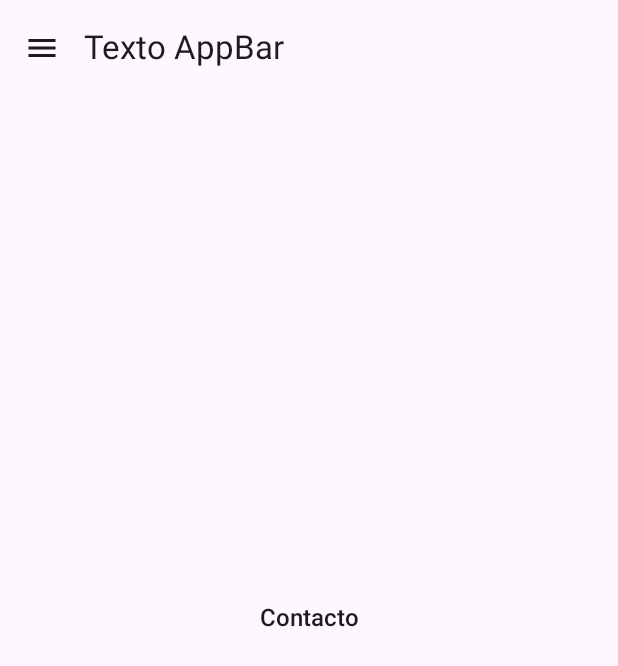
After one commit to AlejandroRomero94/AuJ-App, an Android app built with Jetpack Compose: the ContactoScreen screen opened through its navigation route, on a phone screen of 412 x 824 dp. The commit adds this screen. Shown: the top 666 px of the screen. Run offline under Robolectric (Android 15) with nearby library versions, the phone set to English and light mode, and no system bars.

Commit message:
Custom Drawer Navigation Code completed

```diff
--- /dev/null
+++ b/app/src/main/java/com/alejandro/aujapp/ContactoScreen.kt
@@ -0,0 +1,27 @@
+package com.alejandro.aujapp
+
+
+import androidx.compose.foundation.layout.Box
+import androidx.compose.foundation.layout.fillMaxSize
+import androidx.compose.material3.MaterialTheme
+import androidx.compose.material3.Text
+import androidx.compose.runtime.Composable
+import androidx.compose.ui.Alignment
+import androidx.compose.ui.Modifier
+import androidx.compose.ui.text.font.FontWeight
+
+@Composable
+fun ContactoScreen(){
+
+
+    Box(
+        modifier = Modifier.fillMaxSize(),
+        contentAlignment = Alignment.Center
+    ) {
+        Text(
+            text = "Contacto",
+            fontSize = MaterialTheme.typography.titleMedium.fontSize,
+            fontWeight = FontWeight.Medium)
+
+    }
+}
--- a/app/src/main/java/com/alejandro/aujapp/MainScreen.kt
+++ b/app/src/main/java/com/alejandro/aujapp/MainScreen.kt
@@ -34,6 +34,11 @@ import androidx.compose.ui.platform.LocalConfiguration
 import androidx.compose.ui.platform.LocalDensity
 import androidx.compose.ui.text.font.FontWeight
 import androidx.compose.ui.unit.dp
+import androidx.navigation.NavHostController
+import androidx.navigation.Navigation
+import androidx.navigation.compose.NavHost
+import androidx.navigation.compose.composable
+import androidx.navigation.compose.rememberNavController
 import com.alejandro.aujapp.domain.model.CustomDrawerState
 import com.alejandro.aujapp.domain.model.NavigationItem
 import com.alejandro.aujapp.domain.model.isOpened
@@ -44,8 +49,10 @@ import kotlin.math.roundToInt
 
 @Composable
 fun MainScreen() {
+    val navController= rememberNavController()
+
     var drawerState by remember { mutableStateOf(CustomDrawerState.Closed) }
-    var selectedNavigationItem by remember { mutableStateOf(NavigationItem.Presentation) }
+  var selectedNavigationItem by remember { mutableStateOf(NavigationItem.Presentation) }
 
     val configuration = LocalConfiguration.current
     val density = LocalDensity.current.density
@@ -80,6 +87,13 @@ fun MainScreen() {
             onNavigationItemClick = {
                 selectedNavigationItem = it
 
+                when(it){
+                    NavigationItem.Presentation ->navController.navigate("presentation")
+                    NavigationItem.Recorrido -> navController.navigate("career")
+                    NavigationItem.AuJ -> navController.navigate("auj")
+                    NavigationItem.Contacto -> navController.navigate("contact")
+                }
+
             }, onCloseClick = { drawerState = CustomDrawerState.Closed })
 
 
@@ -94,6 +108,7 @@ fun MainScreen() {
                 ),
             drawerState = drawerState,
             onDrawerClick = { drawerState = it },
+            navController=navController
         )
 
     }
@@ -104,7 +119,8 @@ fun MainScreen() {
     fun MainContent(
         modifier: Modifier = Modifier,
         drawerState: CustomDrawerState,
-        onDrawerClick: (CustomDrawerState) -> Unit
+        onDrawerClick: (CustomDrawerState) -> Unit,
+        navController:NavHostController
     ) {
         Scaffold(
             modifier = modifier
@@ -124,6 +140,16 @@ fun MainScreen() {
                 )
             }
         ) {
+            NavHost(
+                navController = navController,
+                startDestination = "presentation"
+            ) {
+                composable("presentation") { PresentationScreen() }
+                composable("career") { RecorridoScreen() }
+                composable("auj") { AuJScreen() }
+                composable("contact") { ContactoScreen() }
+            }
+            /*
             Box(
                 modifier = Modifier.fillMaxSize(),
                 contentAlignment = Alignment.Center
@@ -132,7 +158,6 @@ fun MainScreen() {
                     text = "Pantalla 1",
                     fontSize = MaterialTheme.typography.titleMedium.fontSize,
                     fontWeight = FontWeight.Medium
-                )
+                )*/
             }
         }
-    }
--- /dev/null
+++ b/app/src/main/java/com/alejandro/aujapp/PresentationScreen.kt
@@ -0,0 +1,26 @@
+package com.alejandro.aujapp
+
+import androidx.compose.foundation.layout.Box
+import androidx.compose.foundation.layout.fillMaxSize
+import androidx.compose.material3.MaterialTheme
+import androidx.compose.material3.Text
+import androidx.compose.runtime.Composable
+import androidx.compose.ui.Alignment
+import androidx.compose.ui.Modifier
+import androidx.compose.ui.text.font.FontWeight
+
+@Composable
+fun PresentationScreen(){
+
+
+            Box(
+                modifier = Modifier.fillMaxSize(),
+                contentAlignment = Alignment.Center
+            ) {
+                Text(
+                    text = "Pantalla 1",
+                    fontSize = MaterialTheme.typography.titleMedium.fontSize,
+                    fontWeight = FontWeight.Medium)
+
+}
+}
--- /dev/null
+++ b/app/src/main/java/com/alejandro/aujapp/domain/model/Routes.kt
@@ -0,0 +1,5 @@
+package com.alejandro.aujapp.domain.model
+
+sealed class Routes (val route:String){
+
+}
```
Also changed, not shown: app/src/main/java/com/alejandro/aujapp/AuJScreen.kt (added, +27 -0 lines), app/src/main/java/com/alejandro/aujapp/RecorridoScreen.kt (added, +27 -0 lines), app/src/main/java/com/alejandro/aujapp/domain/model/NavigationItem.kt (+6 -6 lines).
